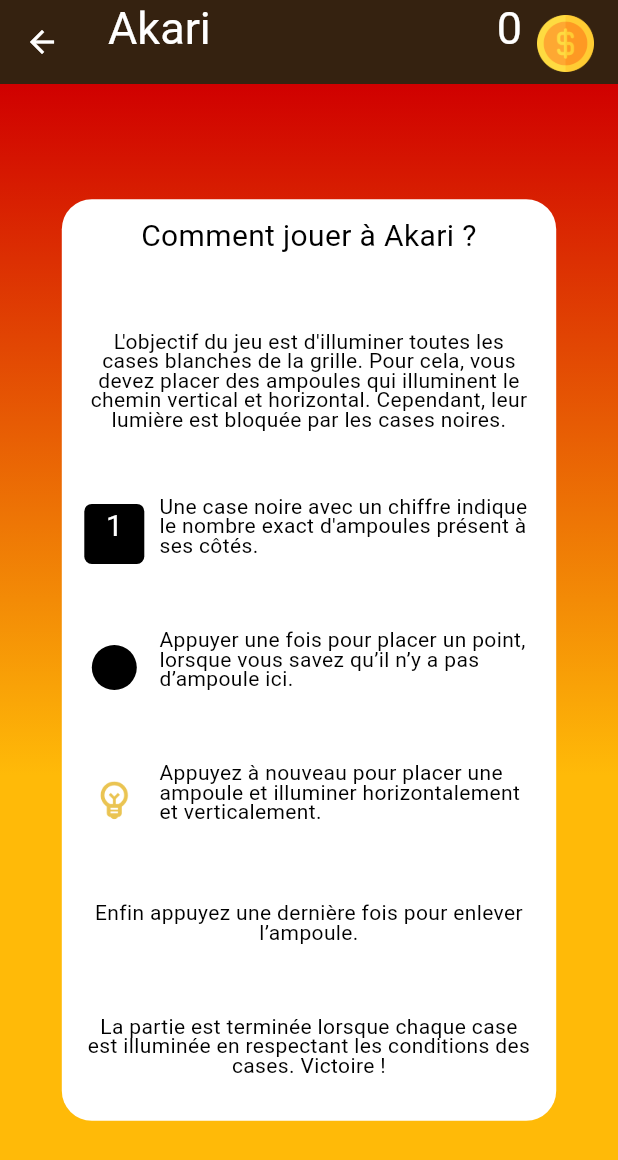
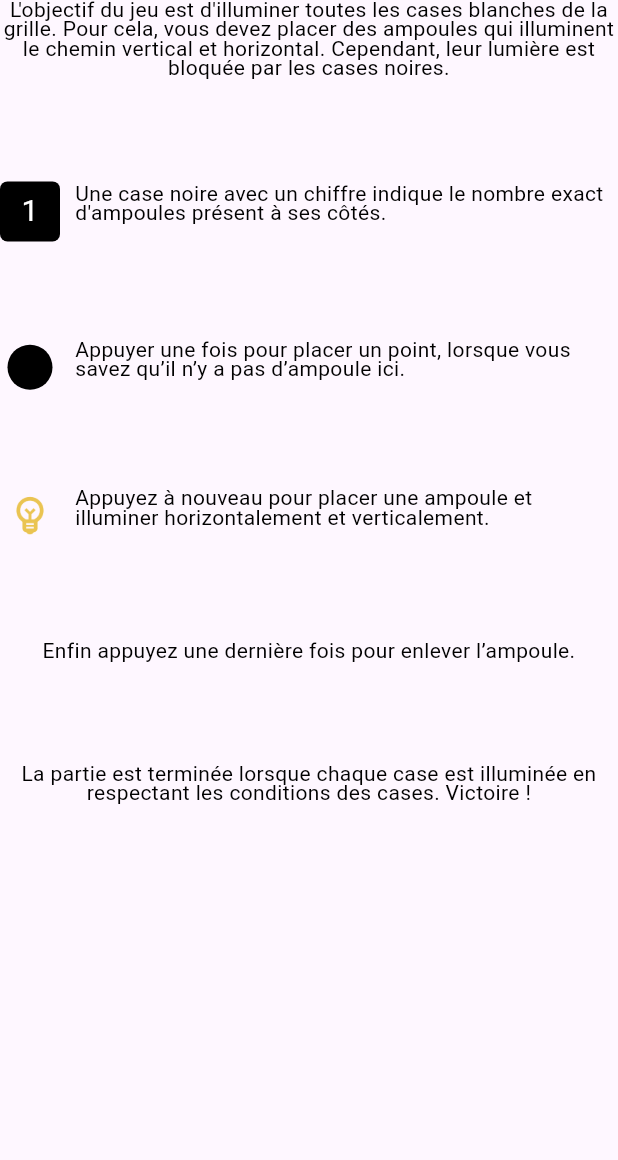
Before and after one commit to SHAfoin/AKARI-HDF, a Flutter app: the PageTuto widget shown alone on an empty page, opened directly, on a phone screen of 412 x 824 dp. Shown: the top 1160 px of the screen. Run offline on Flutter 3.47's test engine with Material 3 defaults, Android fonts, the phone set to English and light mode, and no system bars; our stand-ins replace google_fonts, hive, hive_flutter; accounts and stored records are empty; Roboto replaces fonts that are missing (Concert One).

Commit message:
feat: transformation du tutoriel en popup
Font de la case noire du popup passée en Roboto

```diff
--- a/lib/page_tuto/page_tuto.dart
+++ b/lib/page_tuto/page_tuto.dart
@@ -1,34 +1,16 @@
-import 'package:akari_project/general/custom_app_bar.dart';
-import 'package:akari_project/general/gradient_background.dart';
 import 'package:flutter/material.dart';
+import 'package:google_fonts/google_fonts.dart';
 
 class PageTuto extends StatelessWidget {
   const PageTuto({super.key});
 
   @override
   Widget build(BuildContext context) {
-    return Scaffold(
-      appBar: const CustomAppBar(),
-      extendBody: true,
-      body: Center(
-          child: GradientBackground(
-              child: FractionallySizedBox(
-        widthFactor: 0.8,
-        heightFactor: 0.8,
-        child: Container(
-          padding: const EdgeInsets.only(left: 15, right:15, top: 10, bottom: 30),
-          decoration: BoxDecoration(
-            borderRadius: BorderRadius.circular(20),
-            color: Colors.white,
-          ),
+    return FractionallySizedBox(
+        heightFactor: 0.65,
       child: Column(
               mainAxisAlignment: MainAxisAlignment.spaceBetween,
               children: [
-              const Text(
-                "Comment jouer à Akari ?",
-                style: TextStyle(color: Colors.black, fontSize: 20),
-                textAlign: TextAlign.center,
-              ),
                 const Text(
                   "L'objectif du jeu est d'illuminer toutes les cases blanches de la grille. Pour cela, vous devez placer des ampoules qui illuminent le chemin vertical et horizontal. Cependant, leur lumière est bloquée par les cases noires.",
                   textAlign: TextAlign.center,
@@ -46,14 +28,11 @@ class PageTuto extends StatelessWidget {
                               color: Colors.black,
                               borderRadius: BorderRadius.circular(5)),
                           child: Center(
-                          child: Transform.translate(
-                            offset: const Offset(0, -5),
-                            child: const Text("1",
-                                style: TextStyle(
+                            child: Text("1",
+                                style: GoogleFonts.roboto(
                                       color: Colors.white,
-                                    fontSize: 20
+                                      fontSize: 20,
                                     ),),
-                          ),
                           ),
                         ),
                       ),
@@ -120,8 +99,6 @@ class PageTuto extends StatelessWidget {
                 const Text("La partie est terminée lorsque chaque case est illuminée en respectant les conditions des cases. Victoire !", style: TextStyle(color: Colors.black, height: 0.9),textAlign: TextAlign.center,),
               ],
             ),
-        ),
-      ))),
     );
   }
 }
```
Also changed, not shown: lib/page_jeu/page_jeu.dart (+18 -8 lines). Lines whose indentation alone changed are shown as unchanged.
